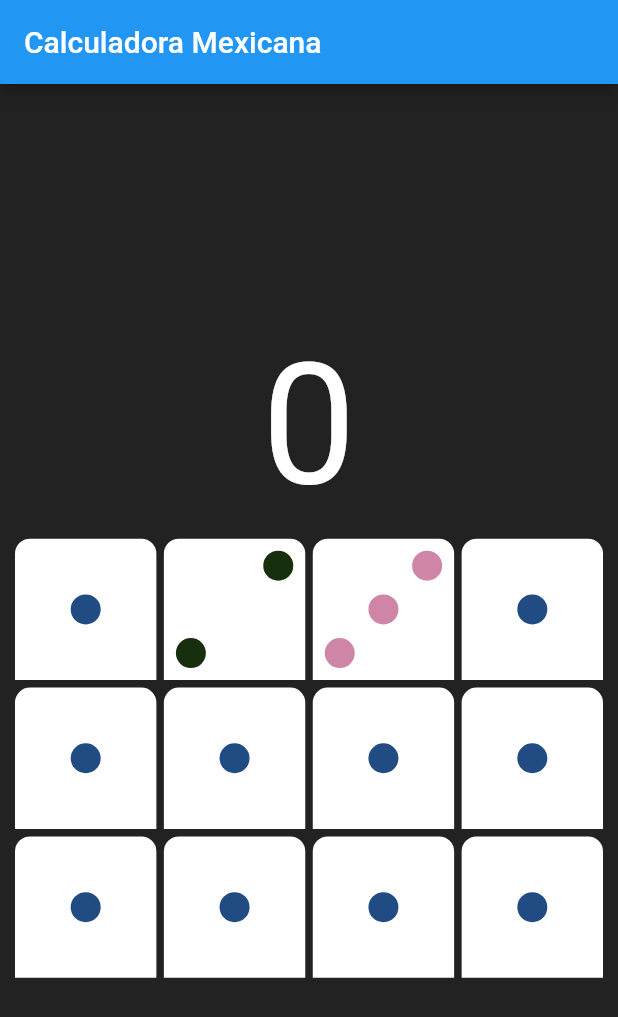
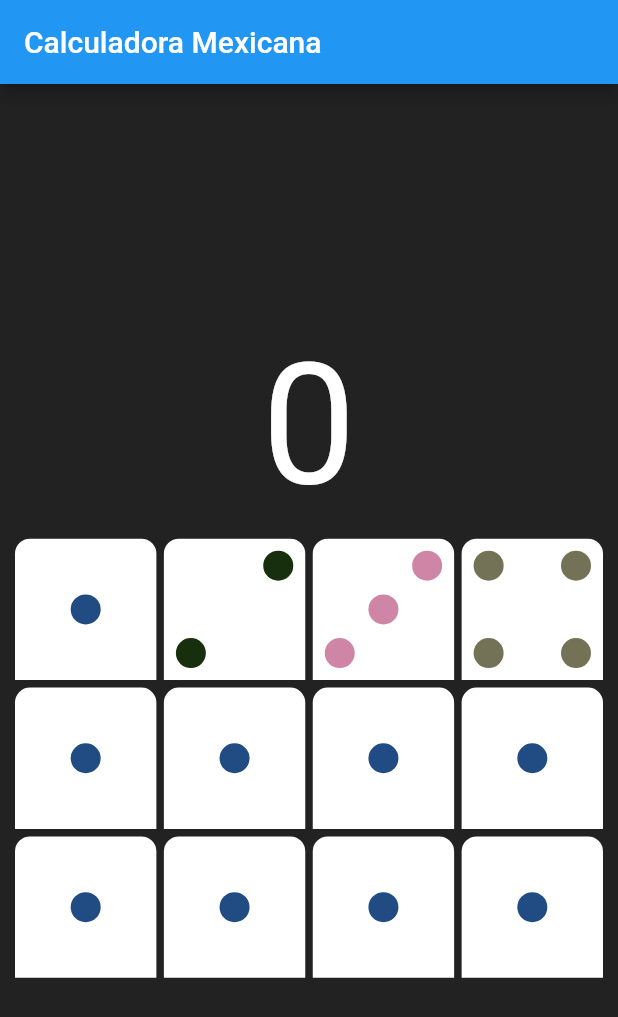
Before and after one commit to esron/mexican_calculator, a Flutter app: the screen it shows after launch, on a phone screen of 412 x 824 dp. Shown: the top 1017 px of the screen. Run offline on Flutter 3.47's test engine with Material 2 defaults, Android fonts, the phone set to English and light mode, and no system bars.

Commit message:
adds dominoes four

```diff
--- a/lib/widgets/domino_piece.dart
+++ b/lib/widgets/domino_piece.dart
@@ -13,7 +13,7 @@ class DominoPiece extends StatelessWidget {
       new DominoOne(),
       new DominoTwo(),
       new DominoThree(),
-      new DominoOne(),
+      new DominoFour(),
       new DominoOne(),
       new DominoOne(),
       new DominoOne(),
@@ -166,3 +166,60 @@ class DominoThree extends StatelessWidget {
     );
   }
 }
+
+class DominoFour extends StatelessWidget {
+  const DominoFour({
+    Key key,
+  }) : super(key: key);
+
+  @override
+  Widget build(BuildContext context) {
+    return Row(
+      mainAxisAlignment: MainAxisAlignment.spaceBetween,
+      children: <Widget>[
+        Column(
+          mainAxisAlignment: MainAxisAlignment.spaceBetween,
+          children: <Widget>[
+            Container(
+              height: 20,
+              width: 20,
+              decoration: BoxDecoration(
+                color: Color(0xFF737156),
+                shape: BoxShape.circle,
+              ),
+            ),
+            Container(
+              height: 20,
+              width: 20,
+              decoration: BoxDecoration(
+                color: Color(0xFF737156),
+                shape: BoxShape.circle,
+              ),
+            ),
+          ],
+        ),
+        Column(
+          mainAxisAlignment: MainAxisAlignment.spaceBetween,
+          children: <Widget>[
+            Container(
+              height: 20,
+              width: 20,
+              decoration: BoxDecoration(
+                color: Color(0xFF737156),
+                shape: BoxShape.circle,
+              ),
+            ),
+            Container(
+              height: 20,
+              width: 20,
+              decoration: BoxDecoration(
+                color: Color(0xFF737156),
+                shape: BoxShape.circle,
+              ),
+            ),
+          ],
+        ),
+      ],
+    );
+  }
+}
```
